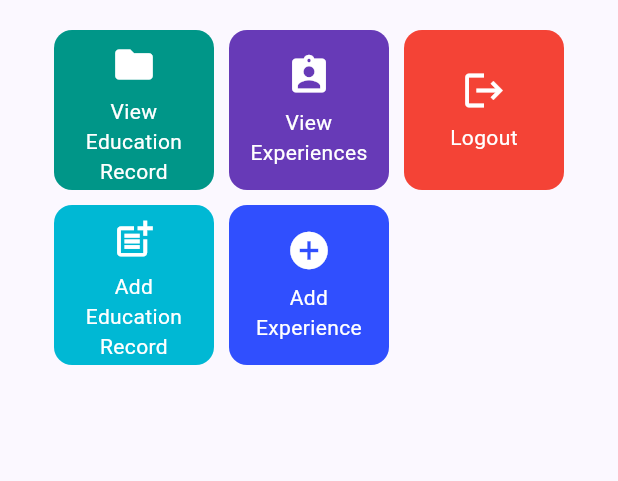
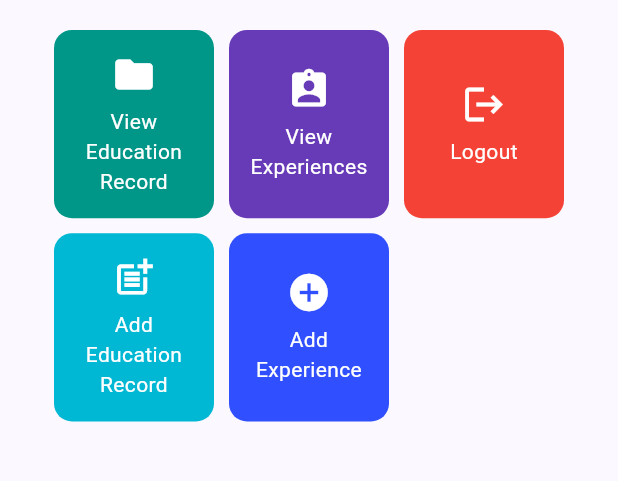
Before and after one commit to paramitasan/myportofolio_mobile, a Flutter app: the screen it shows after launch, on a phone screen of 412 x 824 dp, the part 357-838 px from its top. Run offline on Flutter 3.47's test engine with Material 3 defaults, Android fonts, the phone set to English and light mode, and no system bars.

Commit message:
fix: form validation, overflow prevention

```diff
--- a/lib/screens/education_form.dart
+++ b/lib/screens/education_form.dart
@@ -1,4 +1,5 @@
 import 'package:flutter/material.dart';
+import 'package:flutter/services.dart';
 import 'package:myportofolio_mobile/widgets/left_drawer.dart';
 
 class EducationFormPage extends StatefulWidget {
@@ -81,6 +82,7 @@ class _EducationFormPageState extends State<EducationFormPage> {
                 padding: const EdgeInsets.all(8.0),
                 child: TextFormField(
                   keyboardType: TextInputType.number,
+                  inputFormatters: [FilteringTextInputFormatter.digitsOnly],
                   maxLength: 4,
                   decoration: InputDecoration(
                     hintText: "e.g. 2022",
--- a/lib/screens/experience_form.dart
+++ b/lib/screens/experience_form.dart
@@ -195,7 +195,7 @@ class _ExperienceFormPageState extends State<ExperienceFormPage> {
                     if (value != null && value.trim().isNotEmpty) {
                       final uri = Uri.tryParse(value.trim());
                       if (uri == null ||
-                          !uri.hasAbsolutePath ||
+                          uri.host.isEmpty ||
                           (uri.scheme != 'http' && uri.scheme != 'https')) {
                         return "Enter a valid URL (http/https).";
                       }
@@ -297,7 +297,7 @@ class _ExperienceFormPageState extends State<ExperienceFormPage> {
                                     Text('Experience: $_title'),
                                     Text('Description: $_description'),
                                     Text('Category: $_category'),
-                                    Text('Thumbnail: $_thumbnail'),
+                                    Text('Thumbnail: ${_thumbnail.isEmpty ? '-' : _thumbnail}'),
                                     // Format DateTime to YYYY-MM-DD without time
                                     Text('Started at: ${_startedAt?.toString().split(' ')[0]}'),
                                     // Format DateTime to YYYY-MM-DD without time
--- a/lib/screens/menu.dart
+++ b/lib/screens/menu.dart
@@ -78,7 +78,8 @@ class MyHomePage extends StatelessWidget {
                           padding: const EdgeInsets.all(20),
                           crossAxisSpacing: 10,
                           mainAxisSpacing: 10,
-                          crossAxisCount: 3,
+                          crossAxisCount: 3, // num of columns
+                          childAspectRatio: 0.85,
                           shrinkWrap: true,
                           children: items.map((ItemHomepage item) {
                             return ItemCard(item);
```
